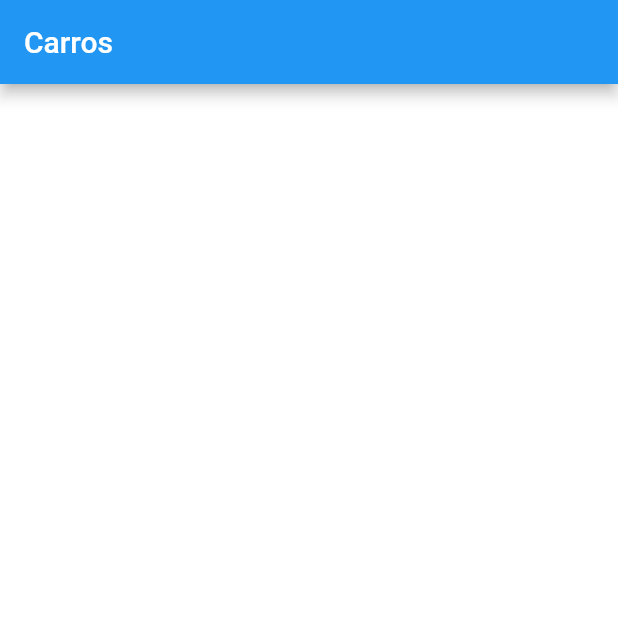
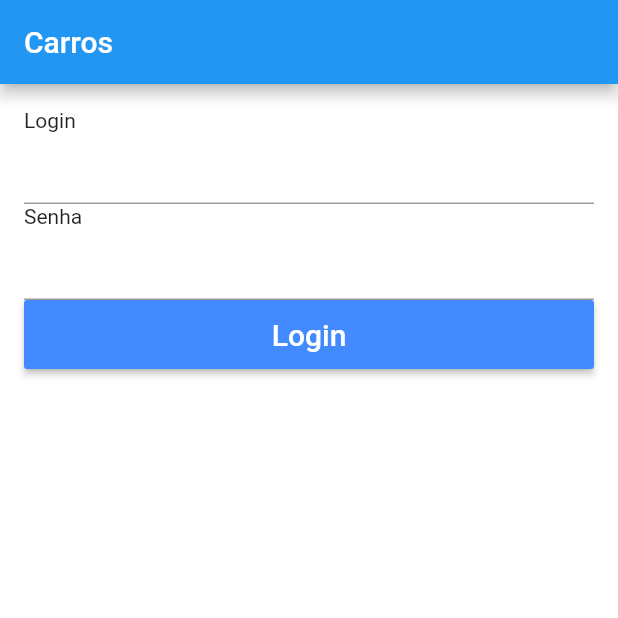
Before and after one commit to diegocantelli/Flutter-Carros, a Flutter app: the screen it shows after launch, on a phone screen of 412 x 824 dp, the top half of it. Run offline on Flutter 3.47's test engine with Material 2 defaults, Android fonts, the phone set to English and light mode, and no system bars.

```diff
--- a/carros/lib/main.dart
+++ b/carros/lib/main.dart
@@ -11,6 +11,7 @@ class MyApp extends StatelessWidget {
       title: 'Flutter Demo',
       theme: ThemeData(
         primarySwatch: Colors.blue,
+        scaffoldBackgroundColor: Colors.white
       ),
       home: LoginPage()
     );
--- a/carros/lib/pages/login_page.dart
+++ b/carros/lib/pages/login_page.dart
@@ -15,7 +15,29 @@ class LoginPage extends StatelessWidget {
 
   _body(){
     return Container(
-      color: Colors.white,
+      padding: EdgeInsets.all(16),
+      child: ListView(
+        children: <Widget>[
+          Text("Login"),
+          TextFormField(),
+          Text("Senha"),
+          TextFormField(obscureText: true,),
+          Container(
+            height: 46,
+            child: RaisedButton(
+              color: Colors.blueAccent,
+              child: Text(
+                "Login",
+                style: TextStyle(
+                  color: Colors.white,
+                  fontSize: 20
+                  ),
+                ),
+              onPressed: (){},
+            ),
+          )
+        ],
+      ),
     );
   }
 }
```
